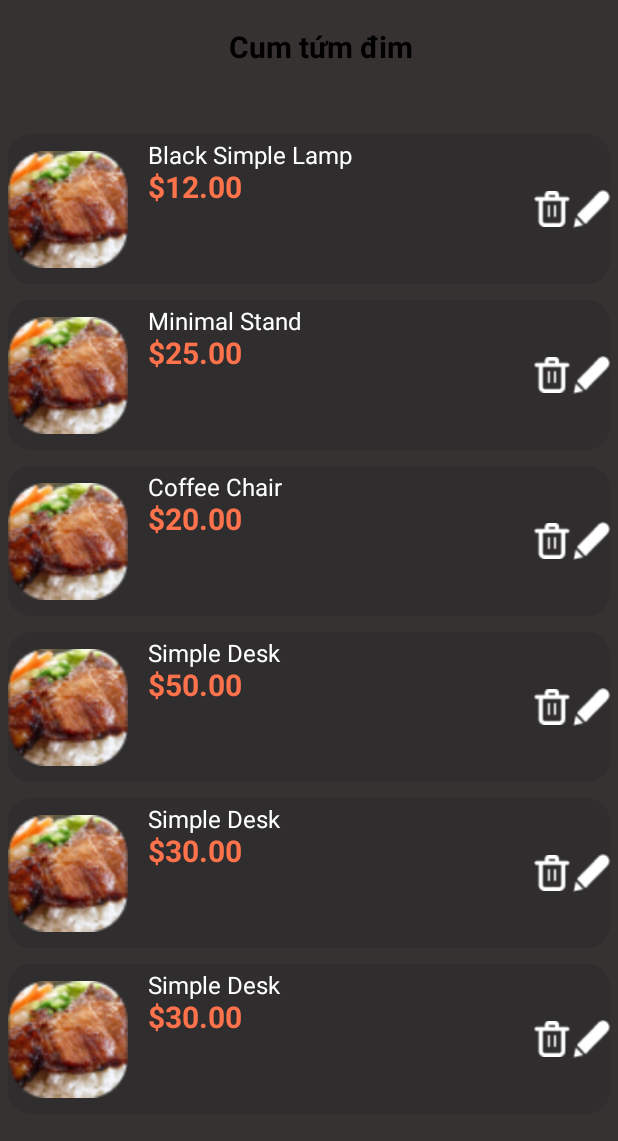
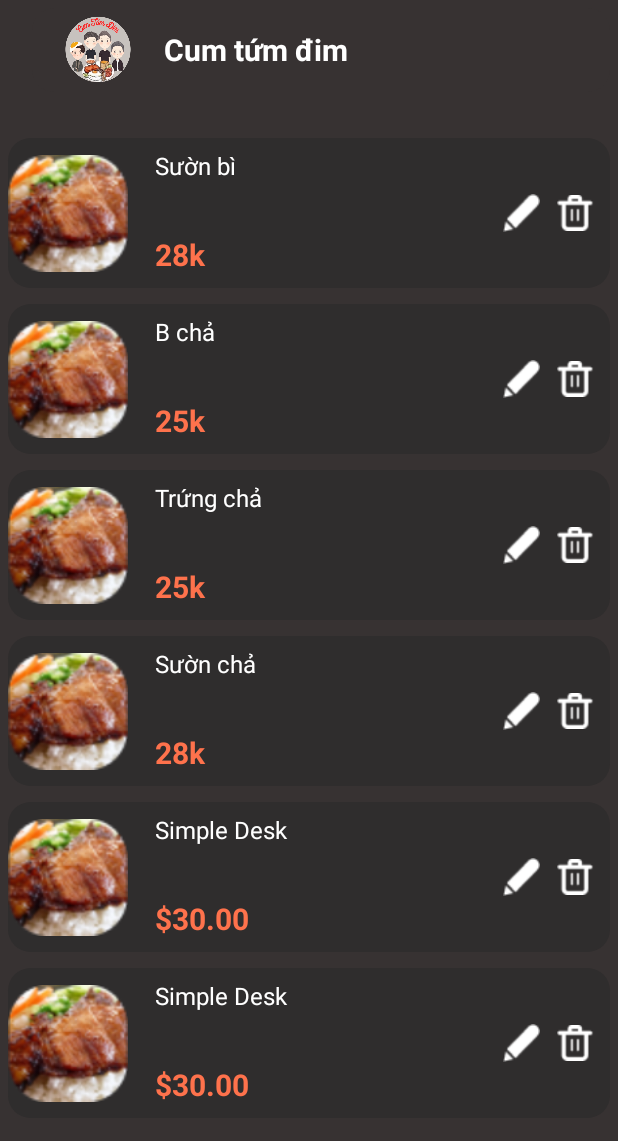
Before and after one commit to phwnam/UngDungDatComTam, an Android app built with Jetpack Compose: the @Preview function ListFoodScreen, on a phone screen of 412 x 824 dp. Shown: the top 1141 px of the screen. Run offline under Robolectric (Android 15) with nearby library versions, the phone set to English and light mode, and no system bars.

Commit message:
update layout crud food

```diff
--- a/app/src/main/java/com/xuong/ungdungdatcomtam/ui/screens/ListFoodScreen.kt
+++ b/app/src/main/java/com/xuong/ungdungdatcomtam/ui/screens/ListFoodScreen.kt
@@ -28,6 +28,7 @@ import androidx.compose.material3.TopAppBarDefaults
 import androidx.compose.runtime.Composable
 import androidx.compose.ui.Alignment
 import androidx.compose.ui.Modifier
+import androidx.compose.ui.draw.clip
 import androidx.compose.ui.graphics.Color
 import androidx.compose.ui.layout.ContentScale
 import androidx.compose.ui.res.painterResource
@@ -52,16 +53,35 @@ fun ListFoodScreen(){
                     containerColor = Color(0xFF373232),
                     titleContentColor = Color("#ffffff".toColorInt()),
                 ),
+
                 title = {
+
+                    Row(
+                        modifier = Modifier
+                            .padding(5.dp)
+                            .background(Color(0xFF373232), shape = RoundedCornerShape(15.dp)),
+                        verticalAlignment = Alignment.CenterVertically
+                    ) {
+                        Spacer(modifier = Modifier.width(16.dp))
+                        Image(
+                            painter = painterResource(R.drawable.imgsplash),
+                            modifier = Modifier
+                                .size(56.dp)
+                                .padding(4.dp),
+                            contentDescription = null,
+                            contentScale = ContentScale.Crop
+                        )
+                        Spacer(modifier = Modifier.width(16.dp))
                         Text(
                             text = "Cum tứm đim",
                             fontSize = 20.sp,
                             fontWeight = FontWeight.Bold,
-                        textAlign = TextAlign.Center,
                             modifier = Modifier
                                 .padding(0.dp, 16.dp)
-                            .fillMaxWidth()
+                                .fillMaxWidth(),
+                            color = Color.White
                         )
+                    }
                 }
             )
         },
@@ -83,10 +103,10 @@ fun GetLayoutList(innerPadding : PaddingValues = PaddingValues()) {
         ) {
 
             val foods = listOf(
-                Foods(R.drawable.img_food, "Black Simple Lamp", "$12.00"),
-                Foods(R.drawable.img_food, "Minimal Stand", "$25.00"),
-                Foods(R.drawable.img_food, "Coffee Chair", "$20.00"),
-                Foods(R.drawable.img_food, "Simple Desk", "$50.00"),
+                Foods(R.drawable.img_food, "Sườn bì", "28k"),
+                Foods(R.drawable.img_food, "B chả", "25k"),
+                Foods(R.drawable.img_food, "Trứng chả", "25k"),
+                Foods(R.drawable.img_food, "Sườn chả ", "28k"),
                 Foods(R.drawable.img_food, "Simple Desk", "$30.00"),
                 Foods(R.drawable.img_food, "Simple Desk", "$30.00"),
             )
@@ -120,7 +140,8 @@ fun FoodRow(item: Foods) {
             contentDescription = null,
             modifier = Modifier
                 .width(80.dp)
-                .height(80.dp),
+                .height(80.dp)
+                .clip(RoundedCornerShape(15.dp)),
 
 
         )
@@ -129,8 +150,8 @@ fun FoodRow(item: Foods) {
             modifier = Modifier
                 .height(100.dp)
                 .weight(1f)
-                .padding(5.dp),
-            verticalArrangement = Arrangement.SpaceBetween
+                .padding(10.dp),
+            verticalArrangement = Arrangement.SpaceBetween,
         ) {
             Text(text = item.name,
                 fontSize = 16.sp,
@@ -142,28 +163,28 @@ fun FoodRow(item: Foods) {
                 color = Color(0xFFFE724C),
                 fontWeight = FontWeight.Bold,)
 
-            Spacer(modifier = Modifier.weight(1f))
+
 
 
         }
 
         Row(
-            modifier = Modifier.height(100.dp),
-            horizontalArrangement = Arrangement.Center,
+            modifier = Modifier.height(100.dp).weight(0.3f).padding(end = 10.dp),
+            horizontalArrangement = Arrangement.SpaceBetween,
             verticalAlignment = Alignment.CenterVertically
         ) {
-            Image(
-                painter = painterResource(id = R.drawable.imgdelete),
-                contentDescription = null,
-                modifier = Modifier.size(25.dp),
-
-                )
             Image(
                 painter = painterResource(id = R.drawable.imgedit),
                 contentDescription = null,
                 modifier = Modifier.size(25.dp),
 
                 )
+            Image(
+                painter = painterResource(id = R.drawable.imgdelete),
+                contentDescription = null,
+                modifier = Modifier.size(25.dp),
+                )
+
         }
 
 
```
Lines whose indentation alone changed are shown as unchanged.
